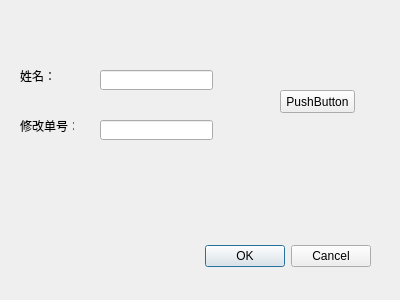
Above: setdialog.ui from yixuehan/HsExcelConvert before the change. Below: the same form after it.
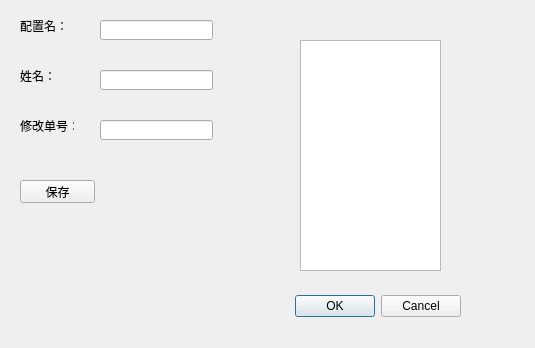
That is the form after the change.

```diff
--- a/setdialog.ui
+++ b/setdialog.ui
@@ -6,8 +6,8 @@
    <rect>
     <x>0</x>
     <y>0</y>
-    <width>400</width>
-    <height>300</height>
+    <width>535</width>
+    <height>348</height>
    </rect>
   </property>
   <property name="windowTitle">
@@ -16,8 +16,8 @@
   <widget class="QDialogButtonBox" name="buttonBox">
    <property name="geometry">
     <rect>
-     <x>30</x>
-     <y>240</y>
+     <x>120</x>
+     <y>290</y>
      <width>341</width>
      <height>32</height>
     </rect>
@@ -78,14 +78,47 @@
   <widget class="QPushButton" name="pushButton">
    <property name="geometry">
     <rect>
-     <x>280</x>
-     <y>90</y>
+     <x>20</x>
+     <y>180</y>
      <width>75</width>
      <height>23</height>
     </rect>
    </property>
    <property name="text">
-    <string>PushButton</string>
+    <string>保存</string>
+   </property>
+  </widget>
+  <widget class="QListView" name="settingList">
+   <property name="geometry">
+    <rect>
+     <x>300</x>
+     <y>40</y>
+     <width>141</width>
+     <height>231</height>
+    </rect>
+   </property>
+  </widget>
+  <widget class="QLineEdit" name="settingName">
+   <property name="geometry">
+    <rect>
+     <x>100</x>
+     <y>20</y>
+     <width>113</width>
+     <height>20</height>
+    </rect>
+   </property>
+  </widget>
+  <widget class="QLabel" name="label_3">
+   <property name="geometry">
+    <rect>
+     <x>20</x>
+     <y>20</y>
+     <width>54</width>
+     <height>12</height>
+    </rect>
+   </property>
+   <property name="text">
+    <string>配置名：</string>
    </property>
   </widget>
  </widget>
```
Left out of the diff: 4 changed lines with no effect on the pictures.
